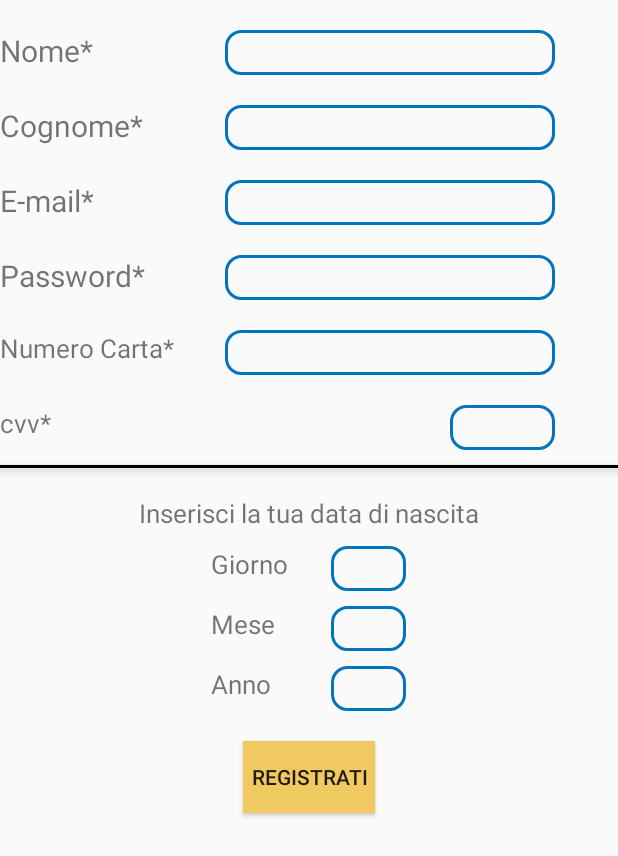
After one commit to kenz097/Gruppo-18-Smart-Farming, an Android app: the layout activity_registrazione.xml on its own in the app's theme, with its tools: preview values and no code run, on a phone screen of 412 x 824 dp. The commit adds this screen. Shown: the top 856 px of the screen. Run offline under Robolectric (Android 15) with nearby library versions, the phone set to English and light mode, and no system bars.

Commit message:
Creata registrazione, ci sono però sempre problemi con i dialog box e per passare tra le activity

```diff
--- a/app/src/main/java/com/example/smartfarming/Homepage.java
+++ b/app/src/main/java/com/example/smartfarming/Homepage.java
@@ -1,6 +1,8 @@
 package com.example.smartfarming;
 
+import android.content.Intent;
 import android.os.Bundle;
+import android.view.View;
 
 import androidx.appcompat.app.AppCompatActivity;
 
@@ -11,5 +13,18 @@ public class Homepage extends AppCompatActivity {
         setContentView(R.layout.activity_homepage);
     }
 
+    public void goRaccolta(View view) {
+        Intent intent = new Intent(this, Raccolta.class);
+        startActivity(intent);
+    }
 
+    public void goStoccaggio(View view) {
+        Intent intent = new Intent(this, Stoccaggio.class);
+        startActivity(intent);
+    }
+
+    public void goLogout(View view) {
+        Intent intent = new Intent(this, MainActivity.class);
+        startActivity(intent);
+    }
 }
--- a/app/src/main/java/com/example/smartfarming/MainActivity.java
+++ b/app/src/main/java/com/example/smartfarming/MainActivity.java
@@ -6,14 +6,19 @@ import android.app.AlertDialog;
 import android.content.DialogInterface;
 import android.content.Intent;
 import android.os.Bundle;
+import android.text.InputType;
+import android.view.View;
 import android.widget.Button;
 import android.widget.EditText;
+import android.widget.TextView;
 
 public class MainActivity extends AppCompatActivity {
     private Button accedi;
     private EditText email;
     private EditText password;
     MainActivity mainActivity;
+    private TextView smarrita;
+    private TextView registrazione;
 
     public void setMainActivity(MainActivity mainActivity) {
         this.mainActivity = mainActivity;
@@ -26,13 +31,38 @@ public class MainActivity extends AppCompatActivity {
         accedi = findViewById(R.id.accedi);
         email = findViewById(R.id.email);
         password = findViewById(R.id.password);
+        smarrita = findViewById(R.id.smarrita);
 
     }
 
+    public void missPassword(View view) {
+        final EditText edittext = new EditText(mainActivity.getApplicationContext());
+        edittext.setInputType(InputType.TYPE_CLASS_PHONE);
+        AlertDialog.Builder builder = new AlertDialog.Builder(this);
+        builder.setTitle("Cambio password");
+        builder.setMessage("Inserisci la tua e-mail e le invieremo le modalità per il cambio password");
+        builder.setView(edittext);
 
-    public void checkLogin() {
-        if (email.toString().equalsIgnoreCase("giacomomancini@gmail.com")) {
-            if (password.toString().equalsIgnoreCase("ciaociao")) {
+        // Set up the buttons
+        builder.setPositiveButton("Conferma e-mail", new DialogInterface.OnClickListener() {
+            @Override
+            public void onClick(DialogInterface dialog, int which) {
+
+            }
+        });
+        builder.setNegativeButton("Cancel", new DialogInterface.OnClickListener() {
+            @Override
+            public void onClick(DialogInterface dialog, int which) {
+
+            }
+        });
+
+        builder.show();
+    }
+
+    public void checkLogin(TextView t1, TextView t2, View view) {
+        if (t1.toString().equalsIgnoreCase("giacomomancini@gmail.com")) {
+            if (t2.toString().equalsIgnoreCase("ciaociao")) {
                 Intent intent = new Intent(this, Homepage.class);
                 startActivity(intent);
             }
@@ -43,4 +73,9 @@ public class MainActivity extends AppCompatActivity {
             alert.show();
         }
     }
+
+    public void goRegistrazione(View view) {
+        Intent intent = new Intent(this, Registrazione.class);
+        startActivity(intent);
+    }
 }
--- /dev/null
+++ b/app/src/main/java/com/example/smartfarming/Registrazione.java
@@ -0,0 +1,21 @@
+package com.example.smartfarming;
+
+import android.content.Intent;
+import android.os.Bundle;
+import android.view.View;
+
+import androidx.appcompat.app.AppCompatActivity;
+
+public class Registrazione extends AppCompatActivity {
+
+    @Override
+    protected void onCreate(Bundle savedInstanceState) {
+        super.onCreate(savedInstanceState);
+        setContentView(R.layout.activity_registrazione);
+    }
+
+    public void goLogin(View view) {
+        Intent intent = new Intent(this, MainActivity.class);
+        startActivity(intent);
+    }
+}
--- a/app/src/main/res/layout/activity_homepage.xml
+++ b/app/src/main/res/layout/activity_homepage.xml
@@ -92,16 +92,16 @@
                 android:background="@drawable/et_style"
                 android:text="Raccolta"
                 android:textSize="20sp" />
+
             <TextView
                 android:layout_width="wrap_content"
                 android:layout_height="wrap_content"
-                android:text="Esci dall'account"
                 android:layout_below="@+id/raccolta"
                 android:layout_centerHorizontal="true"
-                android:textSize="20sp"
+                android:layout_marginTop="20dp"
+                android:text="Esci dall'account"
                 android:textColor="#000"
-                android:layout_marginTop="20dp"
-                />
+                android:textSize="20sp" />
         </RelativeLayout>
     </RelativeLayout>
 </RelativeLayout>
--- a/app/src/main/res/layout/activity_main.xml
+++ b/app/src/main/res/layout/activity_main.xml
@@ -85,7 +85,7 @@
             android:layout_width="match_parent"
             android:layout_height="wrap_content"
             android:layout_below="@+id/accedi"
-            android:autoLink="all"
+            android:onClick="missPassword"
             android:text="Non ricordi la password?Clicca qui!"
             android:textAlignment="center" />
 
@@ -95,7 +95,7 @@
             android:layout_height="wrap_content"
             android:layout_below="@+id/smarrita"
             android:layout_marginTop="10dp"
-            android:autoLink="all"
+            android:onClick="goRegistrazione"
             android:text="Non hai un account?Registrati!"
             android:textAlignment="center" />
 
--- /dev/null
+++ b/app/src/main/res/layout/activity_registrazione.xml
@@ -0,0 +1,257 @@
+<?xml version="1.0" encoding="utf-8"?>
+<RelativeLayout xmlns:android="http://schemas.android.com/apk/res/android"
+    android:layout_width="match_parent"
+    android:layout_height="match_parent"
+    android:orientation="vertical">
+
+    <RelativeLayout
+        android:id="@+id/firstRelative"
+        android:layout_width="match_parent"
+        android:layout_height="wrap_content"
+        android:layout_marginTop="20dp">
+
+        <TextView
+            android:layout_width="wrap_content"
+            android:layout_height="wrap_content"
+            android:text="Nome*"
+            android:textSize="20sp" />
+
+        <EditText
+            android:id="@+id/nome"
+            android:layout_width="220dp"
+            android:layout_height="30dp"
+            android:layout_marginLeft="150dp"
+            android:background="@drawable/et_style"
+            android:drawableTint="#FF4081"
+            android:importantForAutofill="no"
+            android:inputType="text"
+            android:singleLine="true" />
+    </RelativeLayout>
+
+    <RelativeLayout
+        android:id="@+id/secondRelative"
+        android:layout_width="match_parent"
+        android:layout_height="wrap_content"
+        android:layout_below="@+id/firstRelative"
+        android:layout_marginTop="20dp">
+
+        <TextView
+            android:layout_width="wrap_content"
+            android:layout_height="wrap_content"
+            android:text="Cognome*"
+            android:textSize="20sp" />
+
+        <EditText
+            android:id="@+id/cognoem"
+            android:layout_width="220dp"
+            android:layout_height="30dp"
+            android:layout_marginLeft="150dp"
+            android:background="@drawable/et_style"
+            android:drawableTint="#FF4081"
+            android:importantForAutofill="no"
+            android:inputType="text"
+            android:singleLine="true" />
+    </RelativeLayout>
+
+    <RelativeLayout
+        android:id="@+id/thirdRelative"
+        android:layout_width="match_parent"
+        android:layout_height="wrap_content"
+        android:layout_below="@id/secondRelative"
+        android:layout_marginTop="20dp">
+
+        <TextView
+            android:layout_width="wrap_content"
+            android:layout_height="wrap_content"
+            android:text="E-mail*"
+            android:textSize="20sp" />
+
+        <EditText
+            android:id="@+id/e_mail"
+            android:layout_width="220dp"
+            android:layout_height="30dp"
+            android:layout_marginLeft="150dp"
+            android:background="@drawable/et_style"
+            android:drawableTint="#FF4081"
+            android:importantForAutofill="no"
+            android:inputType="textEmailAddress"
+            android:singleLine="true" />
+    </RelativeLayout>
+
+    <RelativeLayout
+        android:id="@+id/fourthRelative"
+        android:layout_width="match_parent"
+        android:layout_height="wrap_content"
+        android:layout_below="@+id/thirdRelative"
+        android:layout_marginTop="20dp">
+
+        <TextView
+            android:layout_width="wrap_content"
+            android:layout_height="wrap_content"
+            android:text="Password*"
+            android:textSize="20sp" />
+
+        <EditText
+            android:id="@+id/pass"
+            android:layout_width="220dp"
+            android:layout_height="30dp"
+            android:layout_marginLeft="150dp"
+            android:background="@drawable/et_style"
+            android:drawableTint="#FF4081"
+            android:importantForAutofill="no"
+            android:inputType="textPassword"
+            android:singleLine="true" />
+    </RelativeLayout>
+
+    <RelativeLayout
+        android:id="@+id/fiveRelative"
+        android:layout_width="match_parent"
+        android:layout_height="wrap_content"
+        android:layout_below="@id/fourthRelative"
+        android:layout_marginTop="20dp">
+
+        <TextView
+            android:layout_width="wrap_content"
+            android:layout_height="wrap_content"
+            android:text="Numero Carta*"
+            android:textSize="17sp" />
+
+        <EditText
+            android:id="@+id/numberCard"
+            android:layout_width="220dp"
+            android:layout_height="30dp"
+            android:layout_marginLeft="150dp"
+            android:background="@drawable/et_style"
+            android:drawableTint="#FF4081"
+            android:importantForAutofill="no"
+            android:inputType="number"
+            android:singleLine="true" />
+    </RelativeLayout>
+
+    <RelativeLayout
+        android:id="@+id/sixRelative"
+        android:layout_width="match_parent"
+        android:layout_height="wrap_content"
+        android:layout_below="@id/fiveRelative"
+        android:layout_marginTop="20dp">
+
+        <TextView
+            android:layout_width="wrap_content"
+            android:layout_height="wrap_content"
+            android:text="cvv*"
+            android:textSize="17sp" />
+
+        <EditText
+            android:id="@+id/cvv"
+            android:layout_width="70dp"
+            android:layout_height="30dp"
+            android:layout_marginLeft="300dp"
+            android:background="@drawable/et_style"
+            android:drawableTint="#FF4081"
+            android:importantForAutofill="no"
+            android:inputType="number"
+            android:singleLine="true" />
+    </RelativeLayout>
+
+    <RelativeLayout
+        android:layout_width="fill_parent"
+        android:layout_height="wrap_content"
+        android:layout_below="@+id/sixRelative"
+        android:layout_marginTop="10dp"
+        android:background="#000"
+        android:elevation="4dp"
+        android:orientation="vertical"
+        android:padding="2dp"></RelativeLayout>
+
+    <RelativeLayout
+        android:id="@+id/sevenRelative"
+        android:layout_width="wrap_content"
+        android:layout_height="wrap_content"
+        android:layout_below="@id/sixRelative"
+        android:layout_centerHorizontal="true"
+        android:layout_marginTop="30dp">
+
+        <TextView
+            android:layout_width="wrap_content"
+            android:layout_height="wrap_content"
+            android:text="Inserisci la tua data di nascita"
+            android:textSize="17sp" />
+    </RelativeLayout>
+
+    <RelativeLayout
+        android:id="@+id/eightRelative"
+        android:layout_width="wrap_content"
+        android:layout_height="wrap_content"
+        android:layout_below="@id/sevenRelative"
+        android:layout_centerHorizontal="true"
+        android:layout_marginTop="10dp">
+
+        <TextView
+            android:layout_width="wrap_content"
+            android:layout_height="wrap_content"
+            android:text="Giorno"
+            android:textSize="17sp" />
+
+        <EditText
+            android:layout_width="50dp"
+            android:layout_height="30dp"
+            android:layout_marginLeft="80dp"
+            android:background="@drawable/et_style"
+            android:inputType="numberDecimal" />
+    </RelativeLayout>
+
+    <RelativeLayout
+        android:id="@+id/nineRelative"
+        android:layout_width="wrap_content"
+        android:layout_height="wrap_content"
+        android:layout_below="@id/eightRelative"
+        android:layout_centerHorizontal="true"
+        android:layout_marginTop="10dp">
+
+        <TextView
+            android:layout_width="wrap_content"
+            android:layout_height="wrap_content"
+            android:text="Mese"
+            android:textSize="17sp" />
+
+        <EditText
+            android:layout_width="50dp"
+            android:layout_height="30dp"
+            android:layout_marginLeft="80dp"
+            android:background="@drawable/et_style"
+            android:inputType="numberDecimal" />
+    </RelativeLayout>
+
+    <RelativeLayout
+        android:id="@+id/tenRelative"
+        android:layout_width="wrap_content"
+        android:layout_height="wrap_content"
+        android:layout_below="@id/nineRelative"
+        android:layout_centerHorizontal="true"
+        android:layout_marginTop="10dp">
+
+        <TextView
+            android:layout_width="wrap_content"
+            android:layout_height="wrap_content"
+            android:text="Anno"
+            android:textSize="17sp" />
+
+        <EditText
+            android:layout_width="50dp"
+            android:layout_height="30dp"
+            android:layout_marginLeft="80dp"
+            android:background="@drawable/et_style"
+            android:inputType="numberDecimal" />
+    </RelativeLayout>
+
+    <Button
+        android:layout_width="wrap_content"
+        android:layout_height="wrap_content"
+        android:layout_below="@id/tenRelative"
+        android:layout_centerHorizontal="true"
+        android:layout_marginTop="20dp"
+        android:background="@color/ButtonColor"
+        android:onClick="goLogin"
+        android:text="Registrati" />
+
+</RelativeLayout>
```
